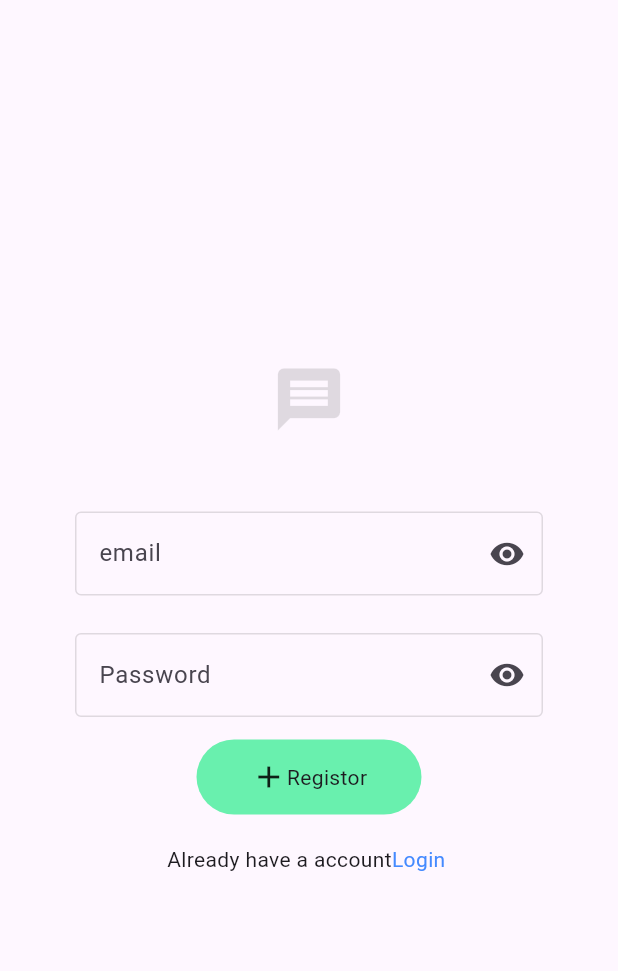
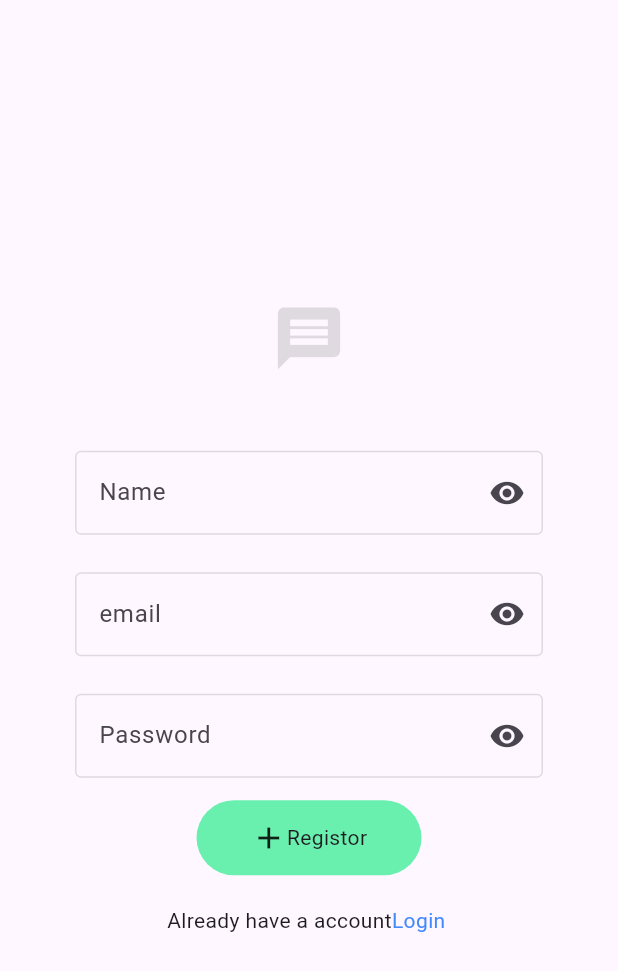
Before and after one commit to jithinkjclt/chat_app, a Flutter app: the screen it shows after launch, after a tap on "Registor", on a phone screen of 412 x 824 dp. Shown: the top 971 px of the screen. Run offline on Flutter 3.47's test engine with Material 3 defaults, Android fonts, the phone set to English and light mode, and no system bars; our stand-ins replace bloc, cloud_firestore, firebase_auth, firebase_core, flutter_bloc; accounts and stored records are empty.

```diff
--- a/lib/main.dart
+++ b/lib/main.dart
@@ -1,21 +1,25 @@
-import 'dart:developer';
+import 'package:chat_app/ui/Log/log.dart';
+import 'package:firebase_core/firebase_core.dart';
+import 'package:flutter/material.dart';
+import 'firebase_options.dart';
 
-import 'package:chat_app/ui/Log/log.dart';
-import 'package:flutter/material.dart';
-
-void main() {
+void main() async {
+  WidgetsFlutterBinding.ensureInitialized();
+  await Firebase.initializeApp(
+    options: DefaultFirebaseOptions.currentPlatform,
+  );
   runApp(const MyApp());
 }
 
 class MyApp extends StatelessWidget {
   const MyApp({super.key});
 
-  // This widget is the root of your application.
   @override
   Widget build(BuildContext context) {
-    return MaterialApp(
+    return  MaterialApp(
+      title: 'My Chat',
       debugShowCheckedModeBanner: false,
-      home:log()
+      home: log(),
     );
   }
 }
--- a/lib/ui/Log/log.dart
+++ b/lib/ui/Log/log.dart
@@ -27,6 +27,23 @@ class log extends StatelessWidget {
                   ),
                   const SizedBox(
                     height: 50,
+                  ),
+                  cubit.flag
+                      ? SizedBox(
+                          height: 5,
+                        )
+                      : textFrom(
+                          hint: 'Name',
+                          pri: cubit.change,
+                          controller: cubit.namectr,
+                          onTap: () {
+                            cubit.chanager();
+                          },
+                          time: cubit.flag ? 500 : 900,
+                          pad: cubit.flag ? 28 : 50,
+                        ),
+                  const SizedBox(
+                    height: 25,
                   ),
                   textFrom(
                     hint: 'email',
@@ -67,12 +84,17 @@ class log extends StatelessWidget {
                                 : Colors.greenAccent,
                           ),
                         )
-                      : button(
-                          text: 'Registor',
-                          color: cubit.flag
-                              ? Colors.blueAccent
-                              : Colors.greenAccent,
-                          radi: cubit.flag ? 5 : 50,
+                      : InkWell(
+                          onTap: () {
+                            cubit.registor();
+                          },
+                          child: button(
+                            text: 'Registor',
+                            color: cubit.flag
+                                ? Colors.blueAccent
+                                : Colors.greenAccent,
+                            radi: cubit.flag ? 5 : 50,
+                          ),
                         ),
                   const SizedBox(
                     height: 20,
--- a/pubspec.yaml
+++ b/pubspec.yaml
@@ -38,6 +38,7 @@ dependencies:
   flutter_bloc: ^8.1.5
   firebase_core: ^2.28.0
   firebase_auth: ^4.19.0
+  cloud_firestore: ^4.16.1
 
 dev_dependencies:
   flutter_test:
```
Also changed, not shown: lib/ui/Log/log_cubit.dart (+29 -25 lines), lib/ui/chat_list/chatlist.dart (+30 -1 lines), firebase.json (added), pubspec.lock, 11 other files.
